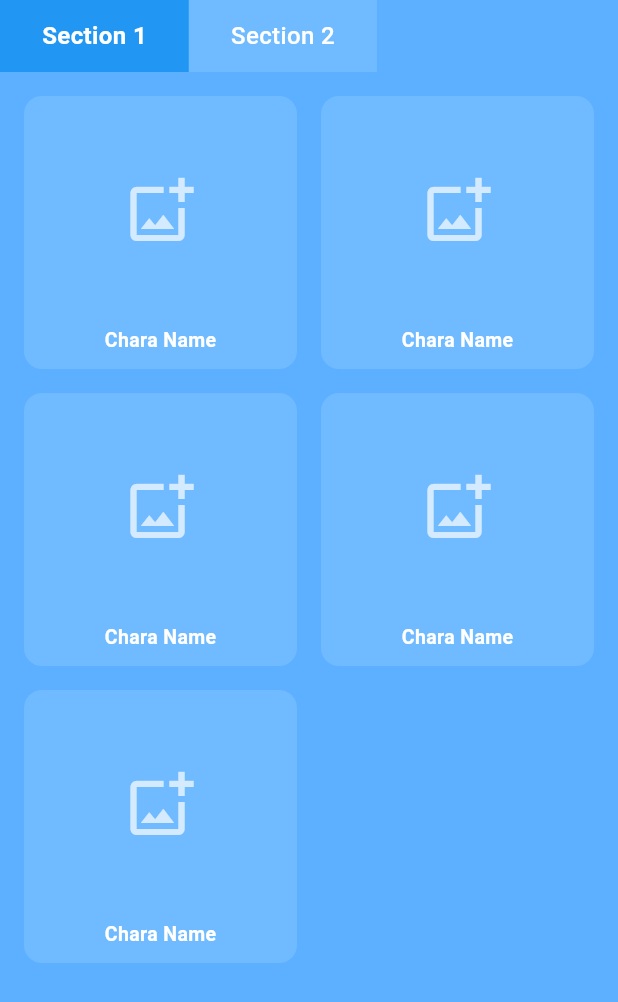
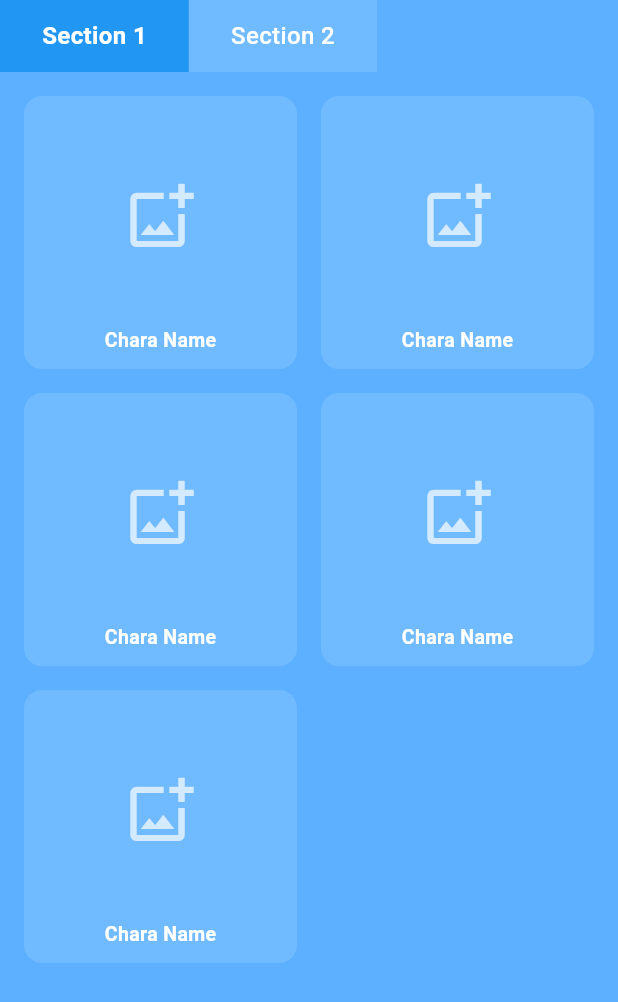
Before and after one commit to Lia201/CP201, a Flutter app: the NotificationsScreen widget shown alone on an empty page, opened directly, on a phone screen of 412 x 824 dp. Shown: the top 1002 px of the screen. Run offline on Flutter 3.47's test engine with Material 3 defaults, Android fonts, the phone set to English and light mode, and no system bars; our stand-ins replace image_picker, shared_preferences; accounts and stored records are empty.

Commit message:
Refactor navigation handling in MainScreen: Delay item addition until after frame build and improve photo display layout in NotificationsScreen

```diff
--- a/lib/mainscreen.dart
+++ b/lib/mainscreen.dart
@@ -105,6 +105,8 @@ class _MainScreenState extends State<MainScreen>
     setState(() {
       _currentIndex = index;
     });
+    // Wait for the frame to build so the target screen is mounted
+    WidgetsBinding.instance.addPostFrameCallback((_) {
       switch (index) {
         case 0:
           _homeKey.currentState?.addItem();
@@ -122,6 +124,7 @@ class _MainScreenState extends State<MainScreen>
           _messagesKey.currentState?.addItem();
           break;
       }
+    });
   }
 
   void _onExclamationButtonPressed() {
@@ -967,11 +970,14 @@ class _NotificationsScreenState extends State<NotificationsScreen> {
                               return Column(
                                 children: [
                                   Expanded(
+                                    child: Padding(
+                                      padding: const EdgeInsets.only(
+                                          top: 8, left: 8, right: 8),
                                       child: Center(
                                         child: hasPhoto
                                             ? ClipRRect(
-                                              borderRadius: const BorderRadius.vertical(
-                                                  top: Radius.circular(12)),
+                                                borderRadius:
+                                                    BorderRadius.circular(8),
                                                 child: Image.file(
                                                   File(photo),
                                                   fit: BoxFit.cover,
@@ -983,6 +989,7 @@ class _NotificationsScreenState extends State<NotificationsScreen> {
                                                 Icons.add_photo_alternate_outlined,
                                                 color: Colors.white70,
                                                 size: 48,
+                                              ),
                                       ),
                                     ),
                                   ),
```
Lines whose indentation alone changed are shown as unchanged.
